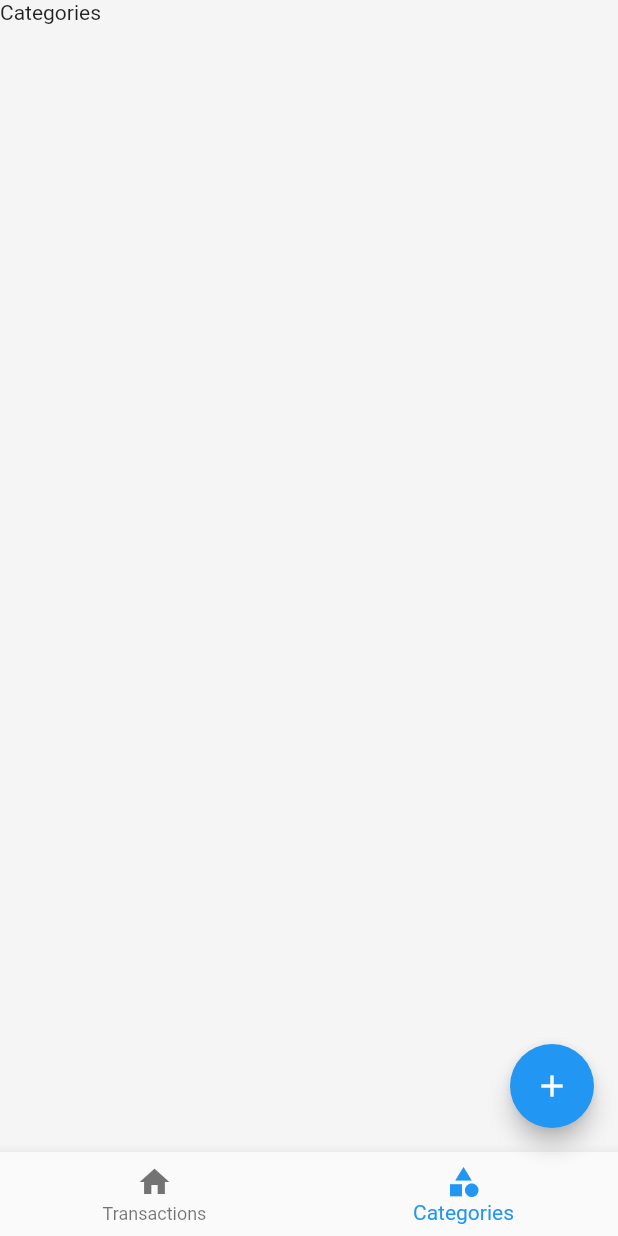
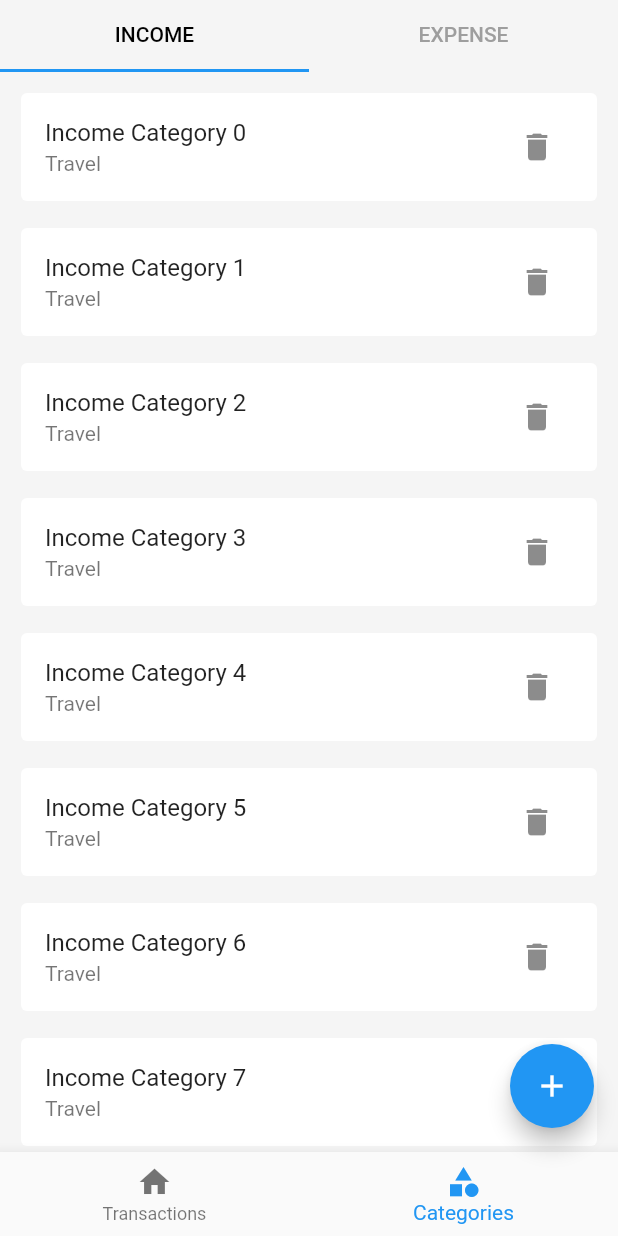
Before and after one commit to mohammed-akl/money_manager, a Flutter app: the screen it shows after launch, item 2 of the bottom bar chosen, on a phone screen of 412 x 824 dp. Run offline on Flutter 3.47's test engine with Material 2 defaults, Android fonts, the phone set to English and light mode, and no system bars; our stand-ins replace hive, hive_flutter; accounts and stored records are empty.

```diff
--- /dev/null
+++ b/lib/screens/category/income_list.dart
@@ -0,0 +1,30 @@
+import 'package:flutter/material.dart';
+
+class IncomeListScreen extends StatelessWidget {
+  const IncomeListScreen({Key? key}) : super(key: key);
+
+  @override
+  Widget build(BuildContext context) {
+    return ListView.separated(
+      padding: const EdgeInsets.all(10),
+      itemCount: 10,
+      separatorBuilder: (context, index){
+        return const SizedBox(height: 10);
+      },
+      itemBuilder: (context, index){
+        return Card(
+          elevation: 0,
+          child: ListTile(
+            onTap: (){},
+            title: Text('Income Category $index'),
+            subtitle: Text('Travel'),
+            trailing: IconButton(
+              onPressed: (){},
+              icon: Icon(Icons.delete),
+            ),
+          ),
+        );
+      },
+    );
+  }
+}
--- a/lib/screens/category/screen_category.dart
+++ b/lib/screens/category/screen_category.dart
@@ -1,10 +1,42 @@
 import 'package:flutter/material.dart';
+import 'package:money_manager/screens/category/expense_list.dart';
+import 'package:money_manager/screens/category/income_list.dart';
 
-class ScreenCategory extends StatelessWidget {
+class ScreenCategory extends StatefulWidget {
   const ScreenCategory({Key? key}) : super(key: key);
 
   @override
+  State<ScreenCategory> createState() => _ScreenCategoryState();
+}
+
+class _ScreenCategoryState extends State<ScreenCategory>
+    with SingleTickerProviderStateMixin {
+  late TabController _tabController;
+
+  @override
+  void initState() {
+    _tabController = TabController(length: 2, vsync: this);
+  }
+
+  @override
   Widget build(BuildContext context) {
-    return Text('Categories');
+    return Column(
+      children: [
+        TabBar(
+          unselectedLabelColor: Colors.grey,
+          labelColor: Colors.black,
+          controller: _tabController,
+            tabs: [Tab(text: 'INCOME'), Tab(text: 'EXPENSE')]),
+        Expanded(
+          child: TabBarView(
+            controller: _tabController,
+              children: [
+                IncomeListScreen(),
+                ExpenseListScreen()
+
+          ]),
+        )
+      ],
+    );
   }
 }
```
Also changed, not shown: lib/db/category/category_db.dart (added, +24 -0 lines), lib/main.dart (+11 -1 lines), lib/models/category/category_model.dart (added, +35 -0 lines), lib/screens/category/expense_list.dart (added, +30 -0 lines), lib/db/transactions/transactions_db.dart (added), lib/models/category/category_model.g.dart (added), lib/models/transactions/transactions_model.dart (added).
